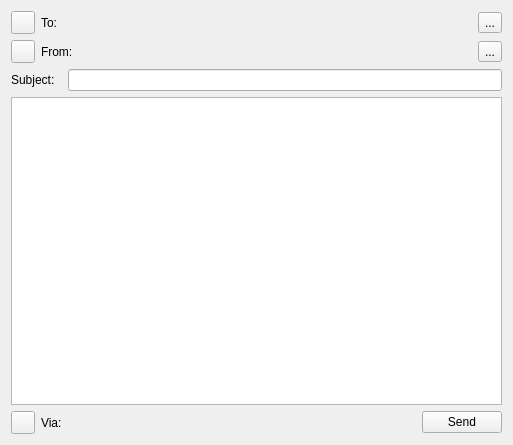
The window that src/gui/widgets/compose.ui (Open-Transactions/Moneychanger) describes before a commit, drawn with Qt 5.
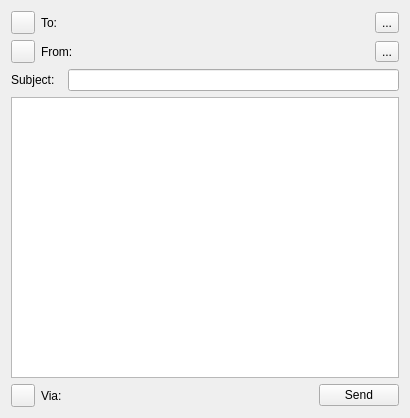
The same window after the commit. Icons and pictures are not drawn.

What changed in the file:
```diff
--- a/src/gui/widgets/compose.ui
+++ b/src/gui/widgets/compose.ui
@@ -6,8 +6,8 @@
    <rect>
     <x>0</x>
     <y>0</y>
-    <width>513</width>
-    <height>445</height>
+    <width>410</width>
+    <height>418</height>
    </rect>
   </property>
   <property name="windowTitle">
```
Left out of the diff: 2 changed lines with no effect on the pictures.
